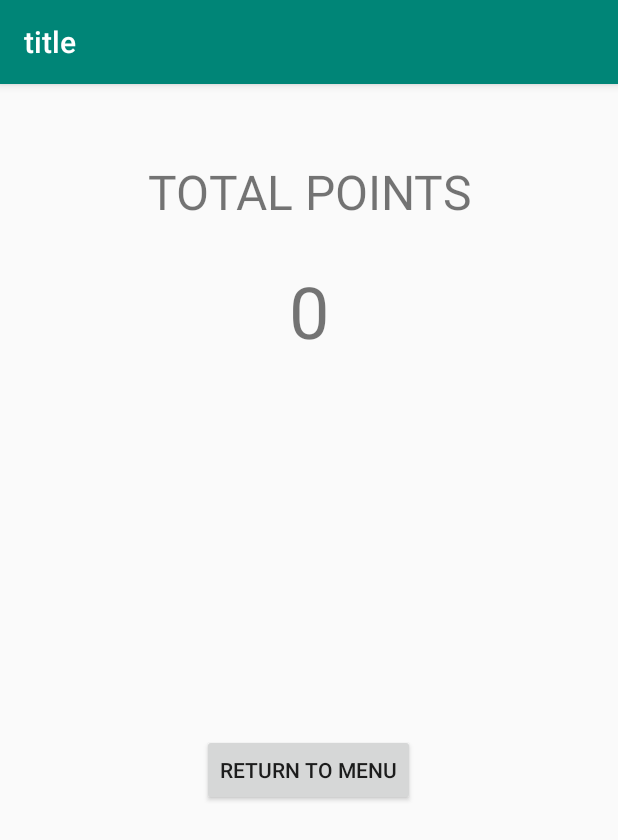
After one commit to Brisingeros/p3Android, an Android app: the fragment GameOverFragment placed in its activity, on a phone screen of 412 x 824 dp. The commit adds this screen. Shown: the top 840 px of the screen. Run offline under Robolectric (Android 15) with nearby library versions, the phone set to English and light mode, and no system bars.

Commit message:
Añadida funcionalidad terminar partida

```diff
--- a/Scaffold/app/src/main/java/dadm/scaffold/ScaffoldActivity.java
+++ b/Scaffold/app/src/main/java/dadm/scaffold/ScaffoldActivity.java
@@ -6,6 +6,7 @@ import android.os.Bundle;
 import android.view.View;
 
 import dadm.scaffold.counter.GameFragment;
+import dadm.scaffold.counter.GameOverFragment;
 import dadm.scaffold.counter.MainMenuFragment;
 
 public class ScaffoldActivity extends AppCompatActivity {
@@ -28,7 +29,13 @@ public class ScaffoldActivity extends AppCompatActivity {
         navigateToFragment( new GameFragment());
     }
 
-    private void navigateToFragment(BaseFragment dst) {
+    public void endGame(int puntos){
+        GameOverFragment gO = new GameOverFragment();
+        gO.setPuntuacion(puntos);
+        navigateToFragment(gO);
+    }
+
+    public void navigateToFragment(BaseFragment dst) {
         getSupportFragmentManager()
                 .beginTransaction()
                 .replace(R.id.container, dst, TAG_FRAGMENT)
--- a/Scaffold/app/src/main/java/dadm/scaffold/counter/GameFragment.java
+++ b/Scaffold/app/src/main/java/dadm/scaffold/counter/GameFragment.java
@@ -151,6 +151,7 @@ public class GameFragment extends BaseFragment implements View.OnClickListener {
 
     }
 
+    /*
     private void playOrPause() {
         Button button = (Button) getView().findViewById(R.id.btn_play_pause);
         if (theGameEngine.isPaused()) {
@@ -162,4 +163,5 @@ public class GameFragment extends BaseFragment implements View.OnClickListener {
             button.setText(R.string.resume);
         }
     }
+    */
 }
--- /dev/null
+++ b/Scaffold/app/src/main/java/dadm/scaffold/counter/GameOverFragment.java
@@ -0,0 +1,55 @@
+package dadm.scaffold.counter;
+
+import android.os.Bundle;
+import android.view.LayoutInflater;
+import android.view.View;
+import android.view.ViewGroup;
+import android.widget.TextView;
+
+import dadm.scaffold.BaseFragment;
+import dadm.scaffold.R;
+import dadm.scaffold.ScaffoldActivity;
+
+public class GameOverFragment extends BaseFragment implements View.OnClickListener {
+
+    private int puntuacion;
+    public GameOverFragment(){
+
+    }
+
+    @Override
+    public View onCreateView(LayoutInflater inflater, ViewGroup container,
+                             Bundle savedInstanceState) {
+        View rootView = inflater.inflate(R.layout.fragment_game_over, container, false);
+        return rootView;
+    }
+
+    @Override
+    public void onViewCreated(View view, Bundle savedInstanceState) {
+        super.onViewCreated(view, savedInstanceState);
+
+        TextView puntuacionText = (TextView) view.findViewById(R.id.puntosFinal);
+        puntuacionText.setText( String.valueOf(puntuacion));
+
+        view.findViewById(R.id.returnMenu).setOnClickListener(this);
+    }
+
+    @Override
+    public void onPause() {
+        super.onPause();
+    }
+
+    @Override
+    public void onDestroy() {
+        super.onDestroy();
+    }
+
+    @Override
+    public void onClick(View v) {
+        ((ScaffoldActivity)getActivity()).navigateToFragment(new MainMenuFragment());;
+    }
+
+    public void setPuntuacion(int puntuacion) {
+        this.puntuacion = puntuacion;
+    }
+}
--- a/Scaffold/app/src/main/java/dadm/scaffold/engine/GameEngine.java
+++ b/Scaffold/app/src/main/java/dadm/scaffold/engine/GameEngine.java
@@ -7,6 +7,7 @@ import java.util.ArrayList;
 import java.util.List;
 import java.util.Random;
 
+import dadm.scaffold.ScaffoldActivity;
 import dadm.scaffold.input.InputController;
 import dadm.scaffold.space.Enemies.Destroyer;
 import dadm.scaffold.space.Projectile;
@@ -270,7 +271,21 @@ public class GameEngine {
         gamePoints += pointsOnDestroy;
     }
 
+    public int getGamePoints() {
+        return gamePoints;
+    }
+
     public void gameOver(){
+        try {
+            //TODO: MOSTRAR GAMEOVER EN PANTALLA
 
+            this.stopGame();
+            //wait(2000);
+//
+//        } catch (InterruptedException e) {
+//            //
+        } finally {
+            ((ScaffoldActivity)mainActivity).endGame(gamePoints);
+        }
     }
 }
--- /dev/null
+++ b/Scaffold/app/src/main/res/layout/fragment_game_over.xml
@@ -0,0 +1,53 @@
+<?xml version="1.0" encoding="utf-8"?>
+<FrameLayout xmlns:android="http://schemas.android.com/apk/res/android"
+    xmlns:tools="http://schemas.android.com/tools"
+    android:layout_width="match_parent"
+    android:layout_height="match_parent"
+    tools:context=".counter.GameOverFragment">
+
+    <!-- TODO: Update blank fragment layout -->
+
+    <LinearLayout
+        android:layout_width="match_parent"
+        android:layout_height="match_parent"
+        android:layout_gravity="center_horizontal"
+        android:orientation="vertical">
+
+        <Space
+            android:layout_width="match_parent"
+            android:layout_height="50dp" />
+
+        <TextView
+            android:layout_width="match_parent"
+            android:layout_height="wrap_content"
+            android:layout_gravity="center_horizontal"
+            android:gravity="center_horizontal"
+            android:text="@string/loseGame"
+            android:textSize="32dp" />
+
+        <Space
+            android:layout_width="match_parent"
+            android:layout_height="25dp" />
+
+        <TextView
+            android:id="@+id/puntosFinal"
+            android:layout_width="match_parent"
+            android:layout_height="wrap_content"
+            android:layout_gravity="center_horizontal"
+            android:gravity="center_horizontal"
+            android:textSize="48dp" />
+
+        <Space
+            android:layout_width="match_parent"
+            android:layout_height="250dp" />
+
+        <Button
+            android:id="@+id/returnMenu"
+            android:layout_width="wrap_content"
+            android:layout_height="wrap_content"
+            android:layout_gravity="center_horizontal"
+            android:gravity="center_vertical|center_horizontal|center"
+            android:text="@string/back_to_menu" />
+    </LinearLayout>
+
+</FrameLayout>
--- a/Scaffold/app/src/main/res/values/strings.xml
+++ b/Scaffold/app/src/main/res/values/strings.xml
@@ -9,4 +9,9 @@
     <string name="pause_dialog_message">pause message</string>
     <string name="resume">resume</string>
     <string name="stop">stop</string>
+    <string name="loseGame">TOTAL POINTS</string>
+    <string name="back_to_menu">Return to Menu</string>
+
+    <!-- TODO: Remove or change this placeholder text -->
+    <string name="hello_blank_fragment">Hello blank fragment</string>
 </resources>
```
Also changed, not shown: 474 other files.
